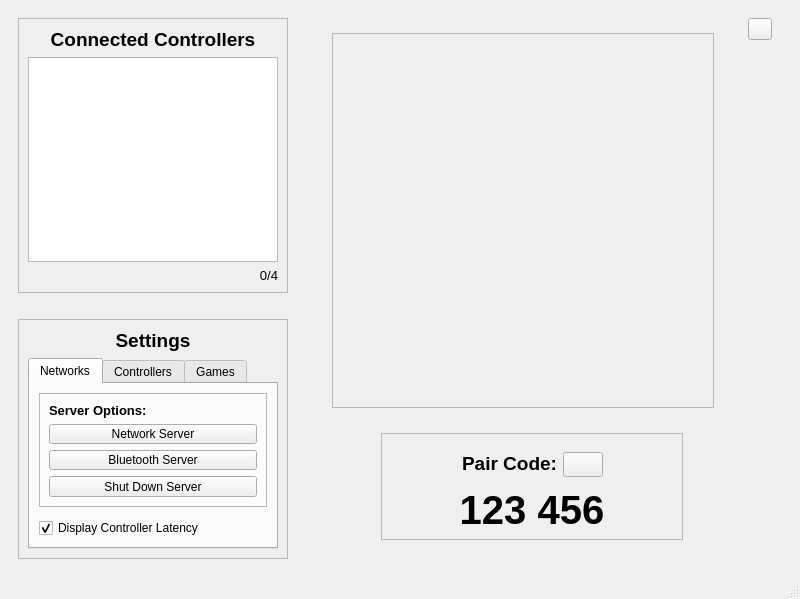
Old version of the form PocketPad Server/PocketPad.ui in the repository bdravis/Pocketpad.
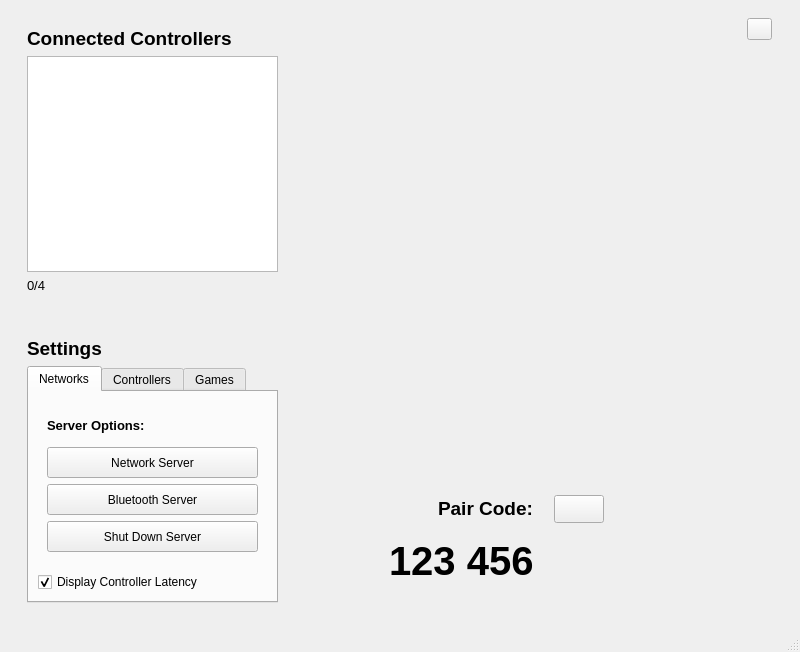
New version of the form. Icons and pictures are not drawn.

Commit message: set minimum height for buttons

The edit to the form file:
```diff
--- a/PocketPad Server/PocketPad.ui
+++ b/PocketPad Server/PocketPad.ui
@@ -7,7 +7,7 @@
     <x>0</x>
     <y>0</y>
     <width>800</width>
-    <height>599</height>
+    <height>652</height>
    </rect>
   </property>
   <property name="windowTitle">
@@ -51,7 +51,7 @@
           </size>
          </property>
          <property name="frameShape">
-          <enum>QFrame::Shape::StyledPanel</enum>
+          <enum>QFrame::NoFrame</enum>
          </property>
          <property name="widgetResizable" stdset="0">
           <bool>true</bool>
@@ -80,9 +80,6 @@
             <property name="text">
              <string>Connected Controllers</string>
             </property>
-            <property name="alignment">
-             <set>Qt::AlignmentFlag::AlignHCenter|Qt::AlignmentFlag::AlignTop</set>
-            </property>
            </widget>
           </item>
           <item>
@@ -111,9 +108,6 @@
             <property name="text">
              <string>0/4</string>
             </property>
-            <property name="alignment">
-             <set>Qt::AlignmentFlag::AlignRight|Qt::AlignmentFlag::AlignTrailing|Qt::AlignmentFlag::AlignVCenter</set>
-            </property>
            </widget>
           </item>
          </layout>
@@ -121,9 +115,6 @@
        </item>
        <item>
         <spacer name="verticalSpacer">
-         <property name="orientation">
-          <enum>Qt::Orientation::Vertical</enum>
-         </property>
          <property name="sizeType">
           <enum>QSizePolicy::Policy::Fixed</enum>
          </property>
@@ -156,7 +147,7 @@
           </size>
          </property>
          <property name="frameShape">
-          <enum>QFrame::Shape::StyledPanel</enum>
+          <enum>QFrame::NoFrame</enum>
          </property>
          <layout class="QVBoxLayout" name="verticalLayout_4">
           <item>
@@ -168,17 +159,11 @@
              </font>
             </property>
             <property name="frameShape">
-             <enum>QFrame::Shape::NoFrame</enum>
-            </property>
-            <property name="frameShadow">
-             <enum>QFrame::Shadow::Raised</enum>
+             <enum>QFrame::NoFrame</enum>
             </property>
             <property name="text">
              <string>&lt;html&gt;&lt;head/&gt;&lt;body&gt;&lt;p&gt;Settings&lt;/p&gt;&lt;/body&gt;&lt;/html&gt;</string>
             </property>
-            <property name="alignment">
-             <set>Qt::AlignmentFlag::AlignCenter</set>
-            </property>
            </widget>
           </item>
           <item>
@@ -193,7 +178,7 @@
              <number>0</number>
             </property>
             <property name="elideMode">
-             <enum>Qt::TextElideMode::ElideNone</enum>
+             <enum>Qt::ElideLeft</enum>
             </property>
             <widget class="QWidget" name="network_tab">
              <attribute name="title">
@@ -211,11 +196,11 @@
                 <property name="minimumSize">
                  <size>
                   <width>0</width>
-                  <height>75</height>
+                  <height>90</height>
                  </size>
                 </property>
                 <property name="frameShape">
-                 <enum>QFrame::Shape::StyledPanel</enum>
+                 <enum>QFrame::NoFrame</enum>
                 </property>
                 <layout class="QVBoxLayout" name="verticalLayout_7">
                  <item>
@@ -226,6 +211,12 @@
                      <verstretch>0</verstretch>
                     </sizepolicy>
                    </property>
+                   <property name="minimumSize">
+                    <size>
+                     <width>0</width>
+                     <height>15</height>
+                    </size>
+                   </property>
                    <property name="text">
                     <string>&lt;html&gt;&lt;head/&gt;&lt;body&gt;&lt;p&gt;&lt;span style=&quot; font-size:10pt; font-weight:700;&quot;&gt;Server Options:&lt;/span&gt;&lt;/p&gt;&lt;/body&gt;&lt;/html&gt;</string>
                    </property>
@@ -234,11 +225,17 @@
                  <item>
                   <widget class="QPushButton" name="network_button">
                    <property name="sizePolicy">
-                    <sizepolicy hsizetype="Minimum" vsizetype="Expanding">
+                    <sizepolicy hsizetype="Minimum" vsizetype="MinimumExpanding">
                      <horstretch>0</horstretch>
                      <verstretch>0</verstretch>
                     </sizepolicy>
                    </property>
+                   <property name="minimumSize">
+                    <size>
+                     <width>0</width>
+                     <height>25</height>
+                    </size>
+                   </property>
                    <property name="maximumSize">
                     <size>
                      <width>16777215</width>
@@ -253,11 +250,17 @@
                  <item>
                   <widget class="QPushButton" name="bluetooth_button">
                    <property name="sizePolicy">
-                    <sizepolicy hsizetype="Minimum" vsizetype="Expanding">
+                    <sizepolicy hsizetype="Minimum" vsizetype="MinimumExpanding">
                      <horstretch>0</horstretch>
                      <verstretch>0</verstretch>
                     </sizepolicy>
                    </property>
+                   <property name="minimumSize">
+                    <size>
+                     <width>0</width>
+                     <height>25</height>
+                    </size>
+                   </property>
                    <property name="maximumSize">
                     <size>
                      <width>16777215</width>
@@ -272,11 +275,17 @@
                  <item>
                   <widget class="QPushButton" name="server_close_button">
                    <property name="sizePolicy">
-                    <sizepolicy hsizetype="Minimum" vsizetype="Expanding">
+                    <sizepolicy hsizetype="Minimum" vsizetype="MinimumExpanding">
                      <horstretch>0</horstretch>
                      <verstretch>0</verstretch>
                     </sizepolicy>
                    </property>
+                   <property name="minimumSize">
+                    <size>
+                     <width>0</width>
+                     <height>25</height>
+                    </size>
+                   </property>
                    <property name="maximumSize">
                     <size>
                      <width>16777215</width>
@@ -293,9 +302,6 @@
               </item>
               <item>
                <spacer name="verticalSpacer_3">
-                <property name="orientation">
-                 <enum>Qt::Orientation::Vertical</enum>
-                </property>
                 <property name="sizeType">
                  <enum>QSizePolicy::Policy::Fixed</enum>
                 </property>
@@ -476,9 +482,6 @@
       <layout class="QVBoxLayout" name="verticalLayout">
        <item>
         <spacer name="verticalSpacer_4">
-         <property name="orientation">
-          <enum>Qt::Orientation::Vertical</enum>
-         </property>
          <property name="sizeType">
           <enum>QSizePolicy::Policy::Fixed</enum>
          </property>
@@ -505,15 +508,12 @@
           </size>
          </property>
          <property name="frameShape">
-          <enum>QFrame::Shape::StyledPanel</enum>
+          <enum>QFrame::NoFrame</enum>
          </property>
         </widget>
        </item>
        <item>
         <spacer name="code_depression_spacer">
-         <property name="orientation">
-          <enum>Qt::Orientation::Vertical</enum>
-         </property>
          <property name="sizeType">
           <enum>QSizePolicy::Policy::Fixed</enum>
          </property>
@@ -589,22 +589,19 @@
              </size>
             </property>
             <property name="frameShape">
-             <enum>QFrame::Shape::StyledPanel</enum>
-            </property>
-            <property name="frameShadow">
-             <enum>QFrame::Shadow::Sunken</enum>
+             <enum>QFrame::NoFrame</enum>
             </property>
             <layout class="QVBoxLayout" name="verticalLayout_8">
              <item>
               <widget class="QWidget" name="widget" native="true">
                <layout class="QHBoxLayout" name="horizontalLayout_3">
+                <property name="topMargin">
+                 <number>0</number>
+                </property>
                 <item>
                  <spacer name="horizontalSpacer_4">
-                  <property name="orientation">
-                   <enum>Qt::Orientation::Horizontal</enum>
-                  </property>
                   <property name="sizeType">
-                   <enum>QSizePolicy::Policy::Expanding</enum>
+                   <enum>QSizePolicy::Fixed</enum>
                   </property>
                   <property name="sizeHint" stdset="0">
                    <size>
@@ -616,12 +613,15 @@
                 </item>
                 <item>
                  <widget class="QLabel" name="label_3">
+                  <property name="minimumSize">
+                   <size>
+                    <width>0</width>
+                    <height>15</height>
+                   </size>
+                  </property>
                   <property name="text">
                    <string>&lt;html&gt;&lt;head/&gt;&lt;body&gt;&lt;p&gt;&lt;span style=&quot; font-size:14pt; font-weight:700;&quot;&gt;Pair Code:&lt;/span&gt;&lt;/p&gt;&lt;/body&gt;&lt;/html&gt;</string>
                   </property>
-                  <property name="alignment">
-                   <set>Qt::AlignmentFlag::AlignCenter</set>
-                  </property>
                  </widget>
                 </item>
                 <item>
@@ -651,11 +651,8 @@
                 </item>
                 <item>
                  <spacer name="horizontalSpacer_3">
-                  <property name="orientation">
-                   <enum>Qt::Orientation::Horizontal</enum>
-                  </property>
                   <property name="sizeType">
-                   <enum>QSizePolicy::Policy::Expanding</enum>
+                   <enum>QSizePolicy::Fixed</enum>
                   </property>
                   <property name="sizeHint" stdset="0">
                    <size>
@@ -670,6 +667,12 @@
              </item>
              <item>
               <widget class="QLabel" name="pair_code_label">
+               <property name="minimumSize">
+                <size>
+                 <width>0</width>
+                 <height>30</height>
+                </size>
+               </property>
                <property name="font">
                 <font>
                  <pointsize>30</pointsize>
@@ -680,10 +683,7 @@
                 <string>123 456</string>
                </property>
                <property name="textFormat">
-                <enum>Qt::TextFormat::PlainText</enum>
-               </property>
-               <property name="alignment">
-                <set>Qt::AlignmentFlag::AlignCenter</set>
+                <enum>Qt::PlainText</enum>
                </property>
               </widget>
              </item>
@@ -711,9 +711,6 @@
        </item>
        <item>
         <spacer name="code_elevation_spacer">
-         <property name="orientation">
-          <enum>Qt::Orientation::Vertical</enum>
-         </property>
          <property name="sizeType">
           <enum>QSizePolicy::Policy::Fixed</enum>
          </property>
@@ -788,9 +785,6 @@
        </item>
        <item>
         <spacer name="verticalSpacer_2">
-         <property name="orientation">
-          <enum>Qt::Orientation::Vertical</enum>
-         </property>
          <property name="sizeHint" stdset="0">
           <size>
            <width>20</width>
```
Left out of the diff: 57 changed lines with no effect on the pictures. The commit also changes 1 other file.
